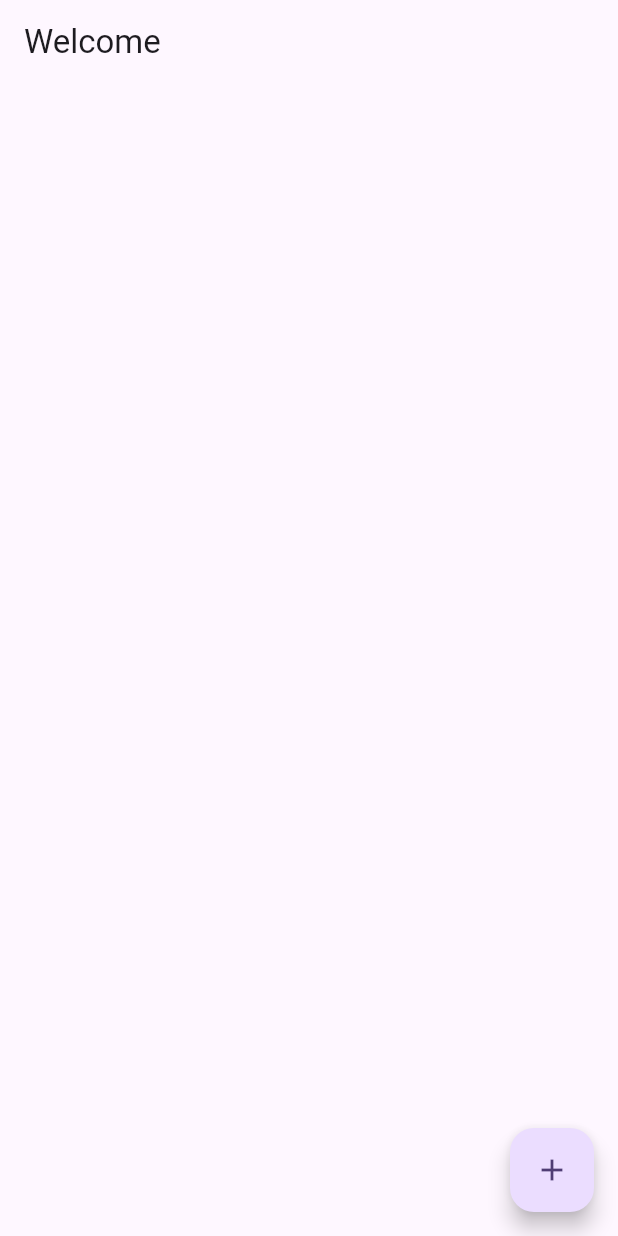
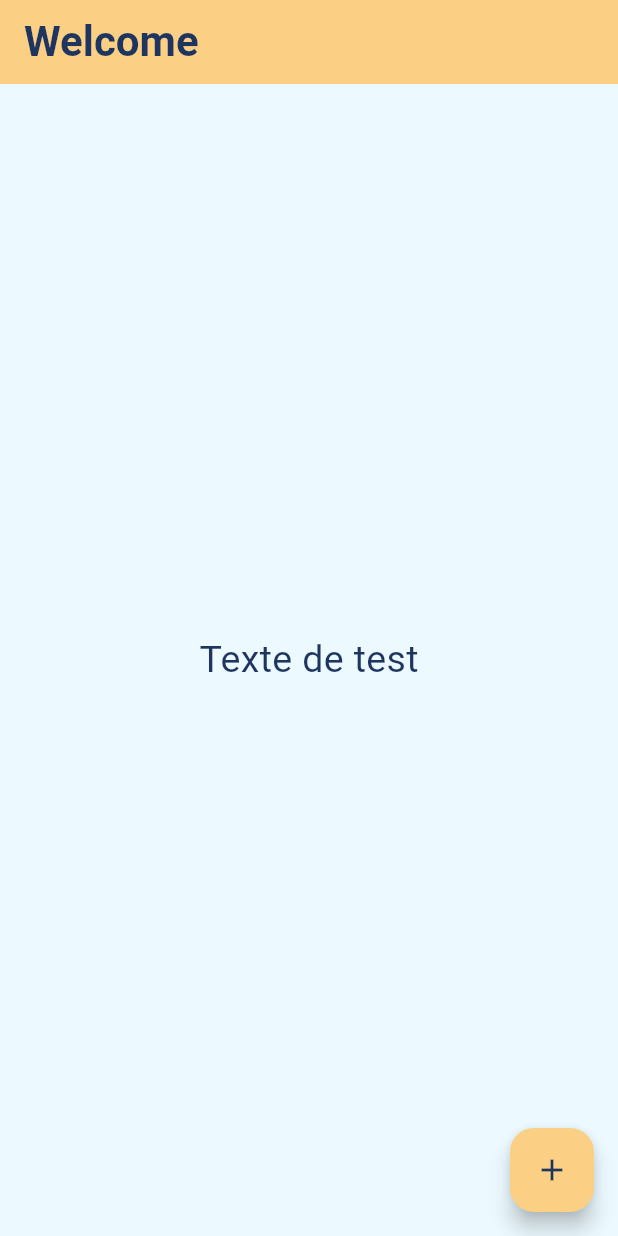
Before and after one commit to tech214/location_mobile, a Flutter app: the screen it shows after launch, on a phone screen of 412 x 824 dp. Run offline on Flutter 3.47's test engine with Material 3 defaults, Android fonts, the phone set to English and light mode, and no system bars; our stand-ins replace firebase_core, google_fonts; accounts and stored records are empty; generated files the repository leaves out were written again.

Commit message:
Configuration des differents themes/couleurs

```diff
--- a/lib/main.dart
+++ b/lib/main.dart
@@ -1,6 +1,8 @@
 import 'package:firebase_core/firebase_core.dart';
 import 'package:flutter/material.dart';
 import 'package:location_mobile/firebase_options.dart';
+import 'package:location_mobile/screens/home/home_screen.dart';
+import 'package:location_mobile/themes/app_theme.dart';
 
 void main() async {
   WidgetsFlutterBinding.ensureInitialized();
@@ -18,36 +20,11 @@
   Widget build(BuildContext context) {
     return MaterialApp(
       title: 'Flutter Demo',
-      theme: ThemeData(
-        colorScheme: ColorScheme.fromSeed(seedColor: Colors.deepPurple),
-        useMaterial3: true,
-      ),
+      debugShowCheckedModeBanner: false,
+      theme: AppThemes.lightTheme,
+      darkTheme: AppThemes.darkTheme,
+      themeMode: ThemeMode.system,
       home:  HomePage(),
     );
   }
 }
-
-class HomePage extends StatefulWidget {
-  const HomePage({super.key});
-
-  @override
-  State<HomePage> createState() => _MyHomePageState();
-}
-class _MyHomePageState extends State<HomePage> {
-
-  @override
-  Widget build(BuildContext context) {
-    return Scaffold(
-      appBar: AppBar(
-        title: Text("Welcome"),
-      ),
-      body: Center(
-      ),
-      floatingActionButton: FloatingActionButton(
-        onPressed: (){},
-        tooltip: 'onTap',
-        child: const Icon(Icons.add),
-      ),
-    );
-  }
-}
--- a/lib/screens/home/home_screen.dart
+++ b/lib/screens/home/home_screen.dart
@@ -0,0 +1,34 @@
+import 'package:flutter/material.dart';
+
+class HomePage extends StatefulWidget {
+  const HomePage({super.key});
+
+  @override
+  State<HomePage> createState() => _MyHomePageState();
+}
+class _MyHomePageState extends State<HomePage> {
+
+  @override
+  Widget build(BuildContext context) {
+    return Scaffold(
+      appBar: AppBar(
+        title: Text(
+            "Welcome",
+        ),
+      ),
+      body: Center(
+        child: Container(
+          alignment: Alignment.center,
+          child: Text("Texte de test", style: TextStyle(
+            fontSize: 25
+          ),),
+        ),
+      ),
+      floatingActionButton: FloatingActionButton(
+        onPressed: (){},
+        tooltip: 'onTap',
+        child: const Icon(Icons.add),
+      ),
+    );
+  }
+}
--- /dev/null
+++ b/lib/themes/app_theme.dart
@@ -0,0 +1,149 @@
+import 'package:flutter/material.dart';
+import 'package:google_fonts/google_fonts.dart';
+
+class AppThemes {
+
+  // Couleurs principales
+  static const Color primaryColor = Color(0xFF1E355F);
+  static const Color secondaryColor = Color(0xFFFBCF84);
+  static const Color backgroundColorLight = Color(0xFFECFAFF);
+  static const Color backgroundColorDark = Color(0xFFDDB26A);
+  static const Color dangerColor = Color(0xFFD91E23);
+  static const Color greenDark = Color(0xFF0D9723);
+  static const Color blueVerified = Color(0xFF0F62DF);
+  static const Color yellow = Color(0xFFF9A825);
+  static LinearGradient getGradient(List<Color> colors) {
+    return LinearGradient(begin: Alignment.topLeft, end: Alignment.bottomRight, stops: const [0.1, 0.4, 0.6, 0.95, 1], colors: colors);
+  }
+
+
+
+  // Définir la police avec Google Fonts
+  static TextStyle primaryFontStyle = GoogleFonts.roboto();
+  static TextStyle secondaryFontStyle = GoogleFonts.lato();
+
+
+
+
+  // Theme clair
+  static final ThemeData lightTheme = ThemeData(
+    brightness: Brightness.light,
+    primaryColor: primaryColor,
+    scaffoldBackgroundColor: backgroundColorLight,
+
+
+
+    // Police
+    fontFamily: 'Roboto',
+
+
+    // AppBar du mode clair
+    appBarTheme: const AppBarTheme(color: secondaryColor, iconTheme: IconThemeData(color: primaryColor), titleTextStyle: TextStyle(color: primaryColor, fontSize: 28, fontWeight: FontWeight.bold, fontFamily: 'Roboto',),),
+
+
+
+    // Text theme du mode clair
+    textTheme: TextTheme(bodyLarge: primaryFontStyle.copyWith(color: primaryColor, fontSize: 16), bodyMedium: primaryFontStyle.copyWith(color: primaryColor, fontSize: 14), titleLarge: primaryFontStyle.copyWith(color: primaryColor, fontWeight: FontWeight.bold, fontSize: 24),),
+
+
+
+
+    // Button theme en mode clair
+    buttonTheme: const ButtonThemeData(buttonColor: secondaryColor,),
+
+
+
+    // Floating Action Button thème clair
+    floatingActionButtonTheme: const FloatingActionButtonThemeData(backgroundColor: secondaryColor, foregroundColor: primaryColor,),
+
+    // Color Scheme
+    colorScheme: ColorScheme.fromSwatch().copyWith(secondary: secondaryColor, background: backgroundColorLight, onBackground: primaryColor,),);
+
+
+
+
+  // Theme sombre
+  static final ThemeData darkTheme = ThemeData(
+    brightness: Brightness.dark,
+    primaryColor: primaryColor,
+    hintColor: secondaryColor,
+    scaffoldBackgroundColor: primaryColor,
+    fontFamily: 'Roboto',
+
+
+
+
+    // AppBar du mode sombre
+    appBarTheme: const AppBarTheme(
+      color: primaryColor,
+      iconTheme: IconThemeData(color: backgroundColorDark),
+      titleTextStyle: TextStyle(
+        color: secondaryColor,
+        fontSize: 28,
+        fontWeight: FontWeight.bold,
+        fontFamily: 'Roboto',
+      ),
+    ),
+
+
+
+
+    // Text theme du mode sombre (Inverser les couleurs des textes)
+    textTheme: TextTheme(
+      bodyLarge: secondaryFontStyle.copyWith(color: secondaryColor, fontSize: 16), // Textes en clair
+      bodyMedium: secondaryFontStyle.copyWith(color: secondaryColor, fontSize: 14),
+      titleLarge: primaryFontStyle.copyWith(color: primaryColor, fontWeight: FontWeight.bold, fontSize: 24),
+    ),
+
+
+
+
+    // Button theme en mode sombre
+    buttonTheme: const ButtonThemeData(
+      buttonColor: secondaryColor,
+    ),
+
+
+
+
+    // Floating Action Button thème sombre
+    floatingActionButtonTheme: const FloatingActionButtonThemeData(
+      backgroundColor: secondaryColor,
+      foregroundColor: primaryColor,
+    ),
+
+
+
+    // Color Scheme
+    colorScheme: const ColorScheme.dark().copyWith(
+      background: backgroundColorDark,
+      secondary: secondaryColor,
+      onBackground: backgroundColorLight,
+    ),
+  );
+
+
+  // Fonction pour ajouter des icônes personnalisées dans les boutons, par exemple :
+  static Icon getActionIcon(String action) {
+    switch (action) {
+      case 'heart':
+        return const Icon(Icons.favorite, color: primaryColor);
+      case 'search':
+        return const Icon(Icons.search, color: primaryColor);
+      default:
+        return const Icon(Icons.home, color: primaryColor);
+    }
+  }
+
+  // Fonction pour ajouter un bouton avec couleur de danger
+  static ElevatedButton dangerButton(String text, VoidCallback onPressed) {
+    return ElevatedButton(
+      style: ElevatedButton.styleFrom(backgroundColor: dangerColor),
+      onPressed: onPressed,
+      child: Text(
+        text,
+        style: const TextStyle(color: Colors.white),
+      ),
+    );
+  }
+}
--- a/pubspec.yaml
+++ b/pubspec.yaml
@@ -62,6 +62,7 @@ dependencies:
   url_launcher: ^6.3.1
   flutter_spinkit: ^5.2.1
   mockito: ^5.4.4
+  google_fonts: ^6.2.1
 
 dev_dependencies:
   flutter_test:
```
Also changed, not shown: lib/themes/test.dart (deleted), pubspec.lock.
